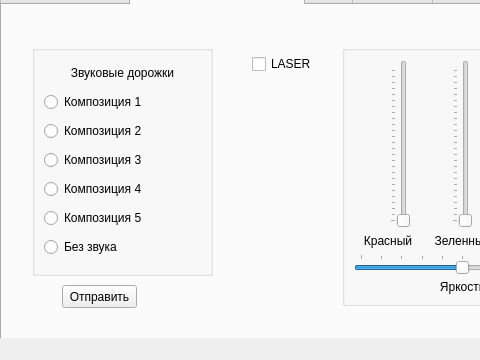
This is OptimaController_v0_10/ui_desig_v0_11.ui in Xeont88/Optima2-Controller as Qt 5 draws it before an edit; both pictures show x 0 to 480 and y 100 to 460 of the 620 by 460 pixel window. The edited form follows.
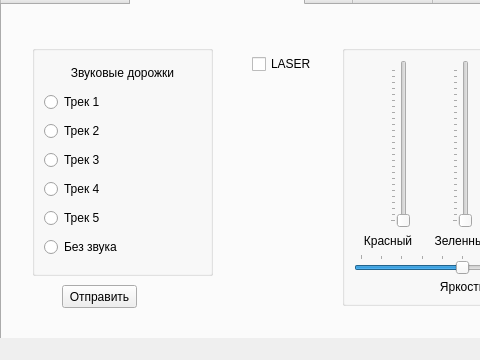
This is the edited form. The open tabs and pages were chosen to show the change. Icons and pictures are not drawn.

What changed in the file:
```diff
--- a/OptimaController_v0_10/ui_desig_v0_11.ui
+++ b/OptimaController_v0_10/ui_desig_v0_11.ui
@@ -543,7 +543,7 @@
           <bool>true</bool>
          </property>
          <property name="text">
-          <string>Композиция 1</string>
+          <string>Трек 1</string>
          </property>
          <property name="checked">
           <bool>false</bool>
@@ -556,7 +556,7 @@
           <bool>true</bool>
          </property>
          <property name="text">
-          <string>Композиция 2</string>
+          <string>Трек 2</string>
          </property>
          <property name="checked">
           <bool>false</bool>
@@ -569,7 +569,7 @@
           <bool>true</bool>
          </property>
          <property name="text">
-          <string>Композиция 3</string>
+          <string>Трек 3</string>
          </property>
          <property name="checkable">
           <bool>true</bool>
@@ -585,7 +585,7 @@
           <bool>true</bool>
          </property>
          <property name="text">
-          <string>Композиция 4</string>
+          <string>Трек 4</string>
          </property>
          <property name="checked">
           <bool>false</bool>
@@ -598,7 +598,7 @@
           <bool>true</bool>
          </property>
          <property name="text">
-          <string>Композиция 5</string>
+          <string>Трек 5</string>
          </property>
          <property name="checked">
           <bool>false</bool>
```
Left out of the diff: 2 changed lines with no effect on the pictures.
